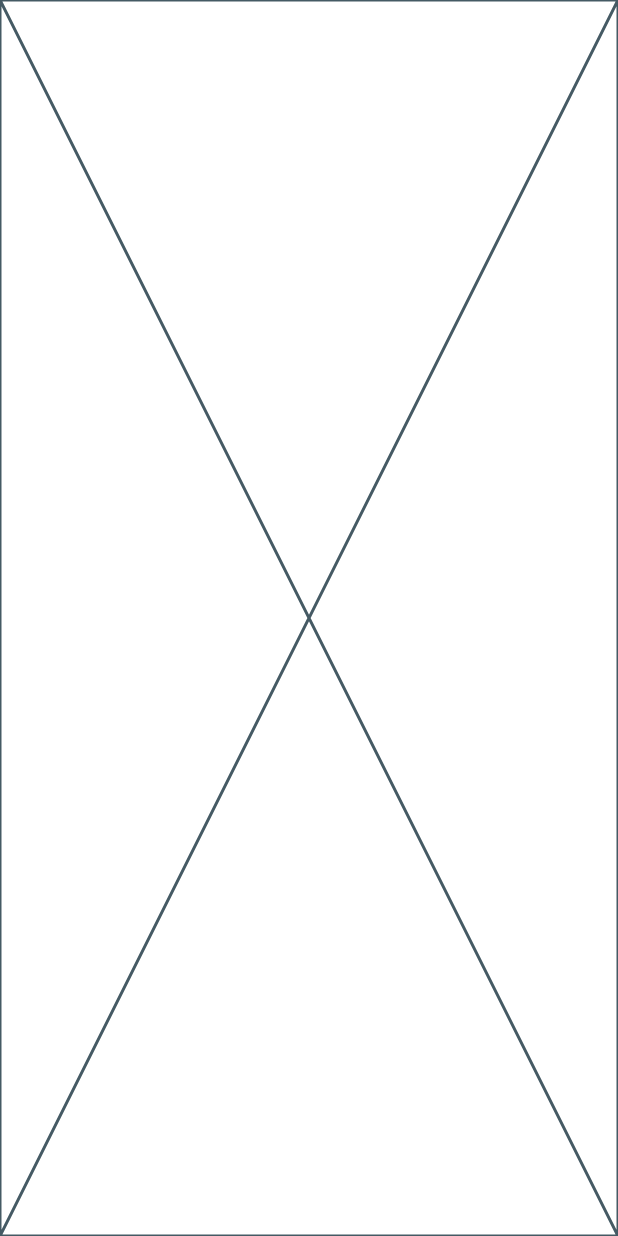
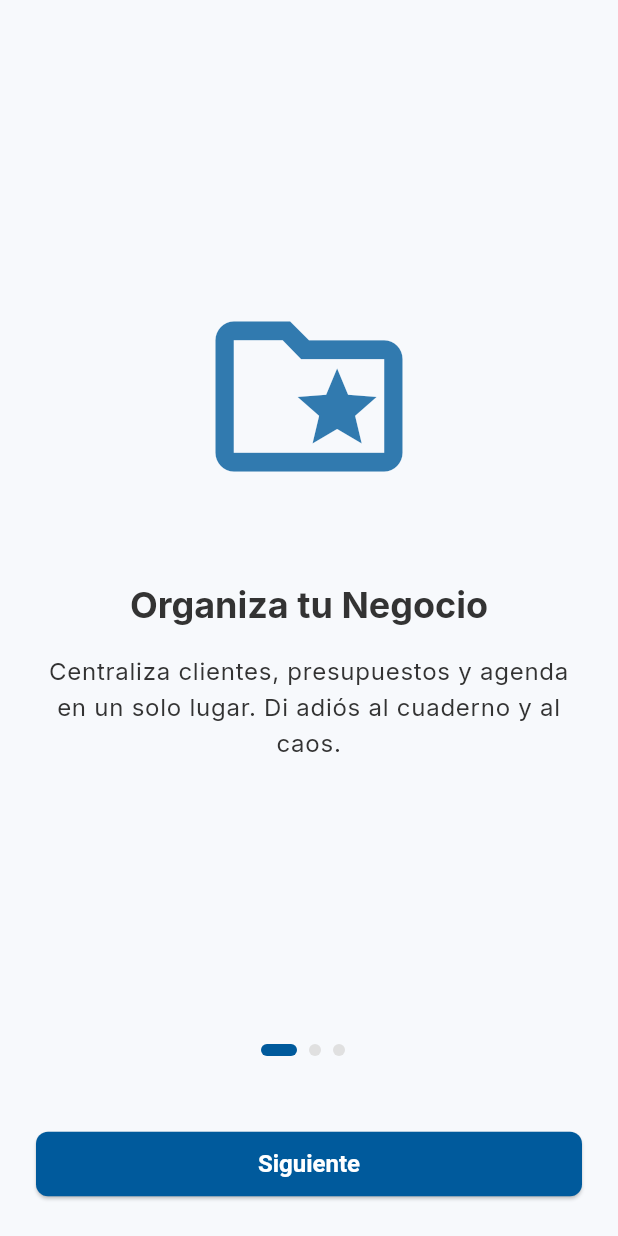
Before and after one commit to Ronaldvidalo/proveedor_servicly_app, a Flutter app: the screen it shows after launch, on a phone screen of 412 x 824 dp. Run offline on Flutter 3.47's test engine with Material 3 defaults, Android fonts, the phone set to English and light mode, and no system bars; our stand-ins replace firebase_core, google_fonts; accounts and stored records are empty.

Commit message:
feat: creacion de onboarding_screen

```diff
--- /dev/null
+++ b/lib/features/onboarding/screens/onboarding_screen.dart
@@ -0,0 +1,204 @@
+// lib/features/onboarding/screens/onboarding_screen.dart
+
+import 'package:flutter/material.dart';
+
+// Aún no existen, pero preparamos la navegación futura.
+// import '../../auth/screens/auth_screen.dart';
+
+/// Modelo simple para contener los datos de cada página del onboarding.
+class OnboardingPageModel {
+  /// La ruta del archivo de imagen o ilustración.
+  final IconData icon; // Usaremos IconData como placeholder para imágenes.
+
+  /// El título principal de la página.
+  final String title;
+
+  /// La descripción detallada que explica el beneficio.
+  final String description;
+
+  OnboardingPageModel({
+    required this.icon,
+    required this.title,
+    required this.description,
+  });
+}
+
+/// Una pantalla que guía al nuevo usuario a través de las características
+/// principales de la aplicación.
+class OnboardingScreen extends StatefulWidget {
+  /// Constructor para OnboardingScreen.
+  const OnboardingScreen({super.key});
+
+  @override
+  State<OnboardingScreen> createState() => _OnboardingScreenState();
+}
+
+class _OnboardingScreenState extends State<OnboardingScreen> {
+  /// Controlador para manejar el estado del PageView (página actual, etc.).
+  final PageController _pageController = PageController();
+
+  /// El índice de la página que se está mostrando actualmente.
+  int _currentPageIndex = 0;
+
+  /// Contenido para cada una de las páginas del onboarding.
+  final List<OnboardingPageModel> _pages = [
+    OnboardingPageModel(
+      // CORRECCIÓN: Ícono corregido a uno existente.
+      icon: Icons.folder_special_outlined,
+      title: 'Organiza tu Negocio',
+      description: 'Centraliza clientes, presupuestos y agenda en un solo lugar. Di adiós al cuaderno y al caos.',
+    ),
+    OnboardingPageModel(
+      icon: Icons.bar_chart_outlined,
+      title: 'Controla tus Finanzas',
+      description: 'Registra ingresos y gastos fácilmente. Observa el crecimiento de tu trabajo sin complicaciones.',
+    ),
+    OnboardingPageModel(
+      // CORRECCIÓN: Ícono corregido a uno existente.
+      icon: Icons.gpp_good_outlined,
+      title: 'Profesionaliza tu Servicio',
+      description: 'Genera contratos y recordatorios de pago automáticos para cobrar a tiempo y sin estrés.',
+    ),
+  ];
+
+  @override
+  void dispose() {
+    _pageController.dispose();
+    super.dispose();
+  }
+
+  /// Navega a la siguiente página o, si es la última, a la pantalla de autenticación.
+  void _goToNextPage() {
+    if (_currentPageIndex < _pages.length - 1) {
+      _pageController.nextPage(
+        duration: const Duration(milliseconds: 400),
+        curve: Curves.easeInOut,
+      );
+    } else {
+      // TODO: Implementar la navegación a la pantalla de autenticación.
+      // Navigator.of(context).pushReplacement(
+      //   MaterialPageRoute(builder: (_) => const AuthScreen()),
+      // );
+      print('Navegar a la pantalla de Autenticación/Login');
+    }
+  }
+
+  @override
+  Widget build(BuildContext context) {
+    final bool isLastPage = _currentPageIndex == _pages.length - 1;
+
+    return Scaffold(
+      body: SafeArea(
+        child: Padding(
+          padding: const EdgeInsets.all(24.0),
+          child: Column(
+            children: [
+              // --- Contenido deslizable (PageView) ---
+              Expanded(
+                child: PageView.builder(
+                  controller: _pageController,
+                  itemCount: _pages.length,
+                  onPageChanged: (index) {
+                    setState(() {
+                      _currentPageIndex = index;
+                    });
+                  },
+                  itemBuilder: (context, index) {
+                    final page = _pages[index];
+                    return _OnboardingPageWidget(
+                      icon: page.icon,
+                      title: page.title,
+                      description: page.description,
+                    );
+                  },
+                ),
+              ),
+
+              const SizedBox(height: 24),
+
+              // --- Indicadores de Página ---
+              Row(
+                mainAxisAlignment: MainAxisAlignment.center,
+                children: List.generate(
+                  _pages.length,
+                  (index) => _buildDot(index: index),
+                ),
+              ),
+
+              const SizedBox(height: 48),
+
+              // --- Botón de Acción ---
+              SizedBox(
+                width: double.infinity,
+                child: ElevatedButton(
+                  onPressed: _goToNextPage,
+                  child: Text(isLastPage ? 'Comenzar' : 'Siguiente'),
+                ),
+              ),
+            ],
+          ),
+        ),
+      ),
+    );
+  }
+
+  /// Widget auxiliar para construir un punto indicador.
+  Widget _buildDot({required int index}) {
+    return AnimatedContainer(
+      duration: const Duration(milliseconds: 300),
+      margin: const EdgeInsets.only(right: 8),
+      height: 8,
+      width: _currentPageIndex == index ? 24 : 8,
+      decoration: BoxDecoration(
+        color: _currentPageIndex == index
+            ? Theme.of(context).primaryColor
+            : Colors.grey[300],
+        borderRadius: BorderRadius.circular(4),
+      ),
+    );
+  }
+}
+
+/// Widget privado que renderiza el contenido de una única página de onboarding.
+class _OnboardingPageWidget extends StatelessWidget {
+  final IconData icon;
+  final String title;
+  final String description;
+
+  const _OnboardingPageWidget({
+    required this.icon,
+    required this.title,
+    required this.description,
+  });
+
+  @override
+  Widget build(BuildContext context) {
+    final textTheme = Theme.of(context).textTheme;
+
+    return Column(
+      mainAxisAlignment: MainAxisAlignment.center,
+      children: [
+        // En un proyecto real, reemplazarías este Icon por una imagen o ilustración.
+        // Ejemplo: Image.asset('assets/images/onboarding_1.svg', height: 250);
+        Icon(
+          icon,
+          size: 150,
+          // CORRECCIÓN: Se reemplaza 'withOpacity' (obsoleto) por 'withAlpha'.
+          color: Theme.of(context).primaryColor.withAlpha(204),
+        ),
+        const SizedBox(height: 48),
+        Text(
+          title,
+          style: textTheme.headlineSmall?.copyWith(fontWeight: FontWeight.bold),
+          textAlign: TextAlign.center,
+        ),
+        const SizedBox(height: 16),
+        Text(
+          description,
+          style: textTheme.bodyLarge,
+          textAlign: TextAlign.center,
+        ),
+      ],
+    );
+  }
+}
--- a/lib/main.dart
+++ b/lib/main.dart
@@ -1,107 +1,64 @@
+/// lib/main.dart
+
 import 'package:flutter/material.dart';
+import 'package:firebase_core/firebase_core.dart';
+import 'package:provider/provider.dart';
 import 'shared/theme/theme.dart';
+import 'features/onboarding/screens/onboarding_screen.dart'; // Aún no existe, pero lo crearemos.
 
-void main() {
+/// Punto de entrada principal de la aplicación Servicly.
+///
+/// Inicializa los bindings de Flutter y la conexión con Firebase
+/// antes de ejecutar la aplicación.
+void main() async {
+  // Asegura que los widgets de Flutter estén inicializados antes de cualquier
+  // configuración asíncrona.
+  WidgetsFlutterBinding.ensureInitialized();
+
+  // Inicializa Firebase. Es un paso crucial para conectar la app
+  // con los servicios de backend.
+  await Firebase.initializeApp(
+    // Las opciones de configuración de Firebase (firebase_options.dart)
+    // se suelen generar automáticamente con el CLI de FlutterFire.
+    // options: DefaultFirebaseOptions.currentPlatform,
+  );
+
   runApp(const MyApp());
 }
 
+/// El widget raíz de la aplicación Servicly.
+///
+/// Configura el [MaterialApp] y provee los temas, el título y la pantalla
+/// inicial. También establece el [MultiProvider] para la gestión de estado.
 class MyApp extends StatelessWidget {
+  /// Constructor para el widget raíz.
   const MyApp({super.key});
 
   @override
   Widget build(BuildContext context) {
-    return MaterialApp(
-      title: 'Servicly',
-      theme: lightTheme,      // Tema claro por defecto
-      darkTheme: darkTheme,   // Tema oscuro para el modo noche
-      themeMode: ThemeMode.system, // O .light, .dark
-      home: const Placeholder(), // Reemplazar con tu pantalla inicial
+    // MultiProvider es el widget que inyectará todos nuestros servicios y
+    // view models a lo largo del árbol de widgets.
+    return MultiProvider(
+      providers: [
+        // Aquí agregaremos nuestros providers globales.
+        // Ejemplo:
+        // Provider<AuthService>(create: (_) => AuthService()),
+        // ChangeNotifierProvider<UserViewModel>(create: (_) => UserViewModel()),
+      ],
+      child: MaterialApp(
+        title: 'Servicly',
+        debugShowCheckedModeBanner: false, // Opcional: elimina el banner de debug.
+
+        // --- Temas de la Aplicación ---
+        theme: lightTheme,
+        darkTheme: darkTheme,
+        themeMode: ThemeMode.system, // El tema se adapta al del sistema operativo.
+
+        // --- Pantalla Inicial ---
+        // Aquí definimos la primera pantalla que el usuario verá.
+        // Empezaremos con la pantalla de Onboarding.
+        home: const OnboardingScreen(),
+      ),
     );
   }
 }
-
-class MyHomePage extends StatefulWidget {
-  const MyHomePage({super.key, required this.title});
-
-  // This widget is the home page of your application. It is stateful, meaning
-  // that it has a State object (defined below) that contains fields that affect
-  // how it looks.
-
-  // This class is the configuration for the state. It holds the values (in this
-  // case the title) provided by the parent (in this case the App widget) and
-  // used by the build method of the State. Fields in a Widget subclass are
-  // always marked "final".
-
-  final String title;
-
-  @override
-  State<MyHomePage> createState() => _MyHomePageState();
-}
-
-class _MyHomePageState extends State<MyHomePage> {
-  int _counter = 0;
-
-  void _incrementCounter() {
-    setState(() {
-      // This call to setState tells the Flutter framework that something has
-      // changed in this State, which causes it to rerun the build method below
-      // so that the display can reflect the updated values. If we changed
-      // _counter without calling setState(), then the build method would not be
-      // called again, and so nothing would appear to happen.
-      _counter++;
-    });
-  }
-
-  @override
-  Widget build(BuildContext context) {
-    // This method is rerun every time setState is called, for instance as done
-    // by the _incrementCounter method above.
-    //
-    // The Flutter framework has been optimized to make rerunning build methods
-    // fast, so that you can just rebuild anything that needs updating rather
-    // than having to individually change instances of widgets.
-    return Scaffold(
-      appBar: AppBar(
-        // TRY THIS: Try changing the color here to a specific color (to
-        // Colors.amber, perhaps?) and trigger a hot reload to see the AppBar
-        // change color while the other colors stay the same.
-        backgroundColor: Theme.of(context).colorScheme.inversePrimary,
-        // Here we take the value from the MyHomePage object that was created by
-        // the App.build method, and use it to set our appbar title.
-        title: Text(widget.title),
-      ),
-      body: Center(
-        // Center is a layout widget. It takes a single child and positions it
-        // in the middle of the parent.
-        child: Column(
-          // Column is also a layout widget. It takes a list of children and
-          // arranges them vertically. By default, it sizes itself to fit its
-          // children horizontally, and tries to be as tall as its parent.
-          //
-          // Column has various properties to control how it sizes itself and
-          // how it positions its children. Here we use mainAxisAlignment to
-          // center the children vertically; the main axis here is the vertical
-          // axis because Columns are vertical (the cross axis would be
-          // horizontal).
-          //
-          // TRY THIS: Invoke "debug painting" (choose the "Toggle Debug Paint"
-          // action in the IDE, or press "p" in the console), to see the
-          // wireframe for each widget.
-          mainAxisAlignment: MainAxisAlignment.center,
-          children: <Widget>[
-            const Text('You have pushed the button this many times:'),
-            Text(
-              '$_counter',
-              style: Theme.of(context).textTheme.headlineMedium,
-            ),
-          ],
-        ),
-      ),
-      floatingActionButton: FloatingActionButton(
-        onPressed: _incrementCounter,
-        tooltip: 'Increment',
-        child: const Icon(Icons.add),
-      ), // This trailing comma makes auto-formatting nicer for build methods.
-    );
-  }
-}
--- a/pubspec.yaml
+++ b/pubspec.yaml
@@ -13,6 +13,8 @@
     sdk: flutter
   cupertino_icons: ^1.0.8
   google_fonts: ^6.2.1
+  firebase_core: ^2.31.0 # O la versión más reciente
+  provider: ^6.1.2
 
 dev_dependencies:
   flutter_test:
```
Also changed, not shown: pubspec.lock, 3 other files.
